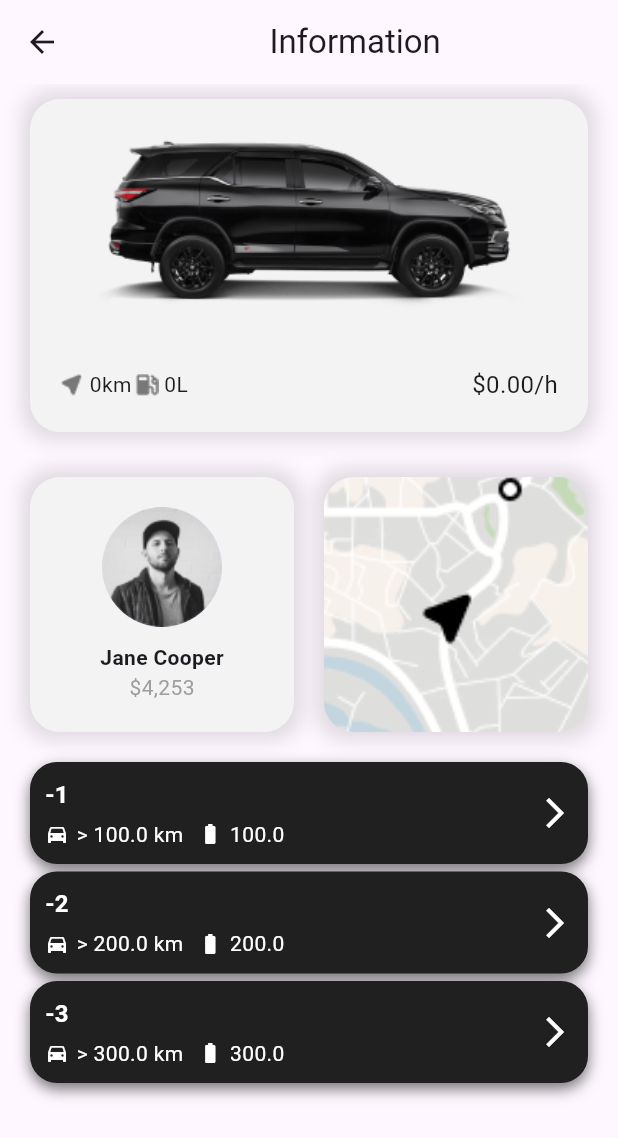
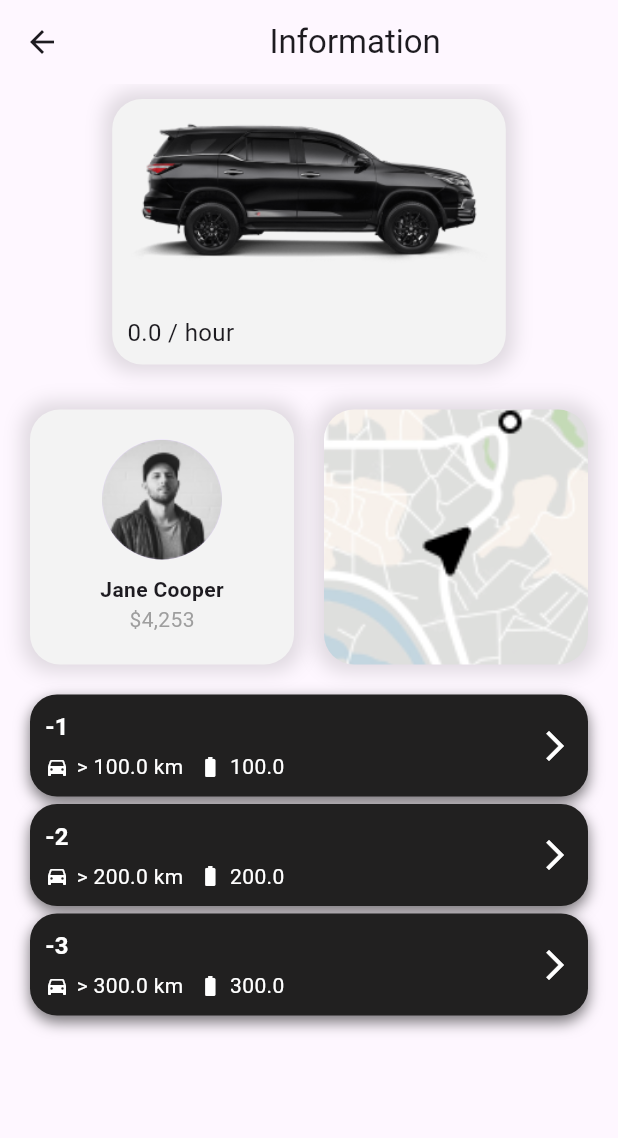
Before and after one commit to NourelhoudaAkbi/car_rental_app, a Flutter app: the CardDetailsPage screen opened directly with empty values, on a phone screen of 412 x 824 dp. Shown: the top 1138 px of the screen. Run offline on Flutter 3.47's test engine with Material 3 defaults, Android fonts, the phone set to English and light mode, and no system bars; our stand-ins replace cloud_firestore, firebase_core, flutter_bloc, flutter_map, get_it, latlong2; accounts and stored records are empty.

Commit message:
modified:   lib/presentation/widgets/car_card.dart

```diff
--- a/lib/presentation/widgets/car_card.dart
+++ b/lib/presentation/widgets/car_card.dart
@@ -18,8 +18,8 @@ class CarCard extends StatelessWidget {
         );
       },
       child: Container(
-        margin: EdgeInsets.symmetric(vertical: 10, horizontal: 20),
-        padding: EdgeInsets.all(20),
+        margin: EdgeInsets.symmetric(vertical: 10, horizontal: 10),
+        padding: EdgeInsets.all(10),
         decoration: BoxDecoration(
           color: Color(0xffF3F3F3),
           borderRadius: BorderRadius.circular(20),
@@ -32,35 +32,16 @@ class CarCard extends StatelessWidget {
           ]
         ),
         child: Column(
+          crossAxisAlignment: CrossAxisAlignment.start,
+          mainAxisAlignment: MainAxisAlignment.center,
           children: [
-            Image.asset('assets/car_image.png', height: 120,),
+            Image.asset('assets/car_image.png', height: 100,
+            ),
             Text(car.model, style: TextStyle(fontWeight: FontWeight.bold, fontSize: 20),),
-            SizedBox(height: 10,),
-            Row(
-              mainAxisAlignment: MainAxisAlignment.spaceBetween,
-              children: [
-                Row(
-                  children: [
-                    Row(
-                      children: [
-                        Image.asset('assets/gps.png'),
-                        Text(' ${car.distance.toStringAsFixed(0)}km')
-                      ],
-                    ),
-                    Row(
-                      children: [
-                        Image.asset('assets/pump.png'),
-                        Text(' ${car.fuelCapacity.toStringAsFixed(0)}L')
-                      ],
-                    ),
-                  ],
-                ),
-                Text(
-                    '\$${car.pricePerHour.toStringAsFixed(2)}/h',
-                  style: TextStyle(fontSize: 16),
-                )
-              ],
-            )
+            SizedBox(height: 5,),
+            // price per hour
+            Text('${car.pricePerHour} / hour', style: TextStyle(fontSize: 16),)
+
           ],
         ),
       ),
```
